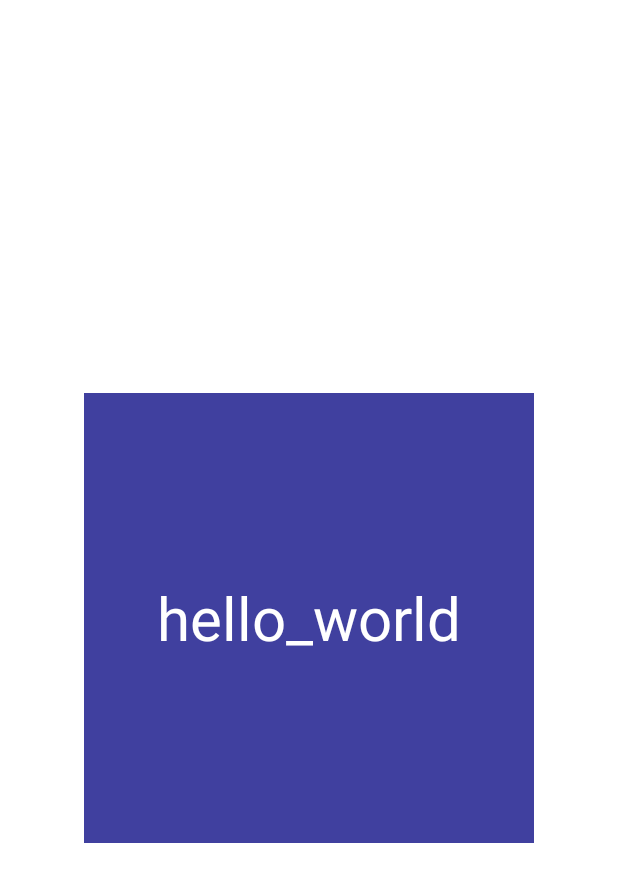
After one commit to kianhk6/SFULonge, an Android app: the layout swipe_image_item.xml on its own in the app's theme, with its tools: preview values and no code run, on a phone screen of 412 x 824 dp. The commit adds this screen. Shown: the top 882 px of the screen. Run offline under Robolectric (Android 15) with nearby library versions, the phone set to English and light mode, and no system bars.

Commit message:
unfinal commit

```diff
--- a/app/build.gradle.kts
+++ b/app/build.gradle.kts
@@ -71,6 +71,7 @@ dependencies {
     implementation ("com.github.bumptech.glide:glide:4.12.0")
     annotationProcessor ("com.github.bumptech.glide:compiler:4.12.0")
     implementation("com.lorentzos.swipecards:library:1.0.9")
+    implementation ("com.squareup.picasso:picasso:2.71828")
 //    implementation("com.lorentzos.swipecards:library:X.X.X@aar")
 
 
--- /dev/null
+++ b/app/src/main/res/layout/swipe_image_item.xml
@@ -0,0 +1,41 @@
+<?xml version="1.0" encoding="utf-8"?>
+<FrameLayout xmlns:android="http://schemas.android.com/apk/res/android"
+    xmlns:tools="http://schemas.android.com/tools"
+    android:layout_gravity="center"
+    android:layout_width="300dp"
+    android:layout_height="300dp">
+
+    <TextView
+        android:id="@+id/helloText"
+        android:textSize="40sp"
+        android:textColor="@android:color/white"
+        android:background="#E339"
+        android:gravity="center"
+        tools:text="hello_world"
+        android:layout_width="match_parent"
+        android:layout_height="match_parent" />
+
+<!--    <ImageView-->
+<!--        android:id="@+id/user_image"-->
+<!--        android:layout_width="match_parent"-->
+<!--        android:layout_height="match_parent"-->
+<!--        android:gravity="center"/>-->
+
+    <View
+        android:id="@+id/item_swipe_left_indicator"
+        android:alpha="0"
+        android:layout_width="20dp"
+        android:layout_height="20dp"
+        android:layout_margin="10dp"
+        android:background="#A5F" />
+
+    <View
+        android:id="@+id/item_swipe_right_indicator"
+        android:alpha="0"
+        android:layout_width="20dp"
+        android:layout_height="20dp"
+        android:layout_margin="10dp"
+        android:layout_gravity="right"
+        android:background="#5AF" />
+
+</FrameLayout>
```
Also changed, not shown: app/src/main/java/com/example/sfulounge/ui/explore/ExploreFragment.kt (+113 -13 lines), app/src/main/java/com/example/sfulounge/ui/explore/ImageAdapter.kt (added, +34 -0 lines), app/src/main/res/layout/fragment_explore.xml (+20 -18 lines).
